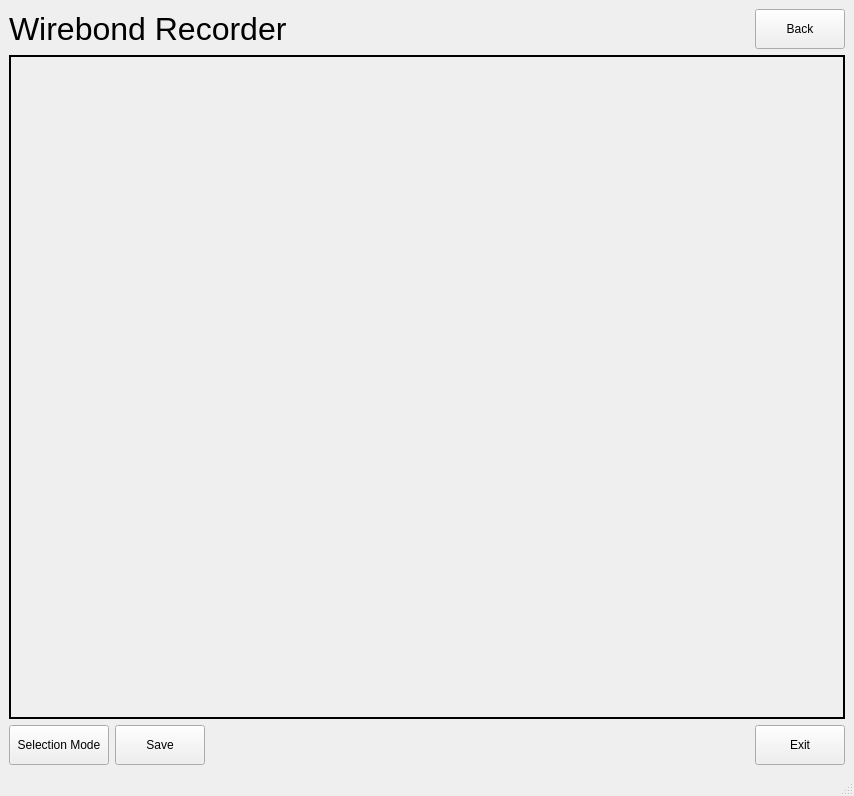
This is gui/WirebondRecorderGUI.ui in adamazoulay/ITkTrackingGUI as Qt 5 draws it before an edit. The edited form follows.
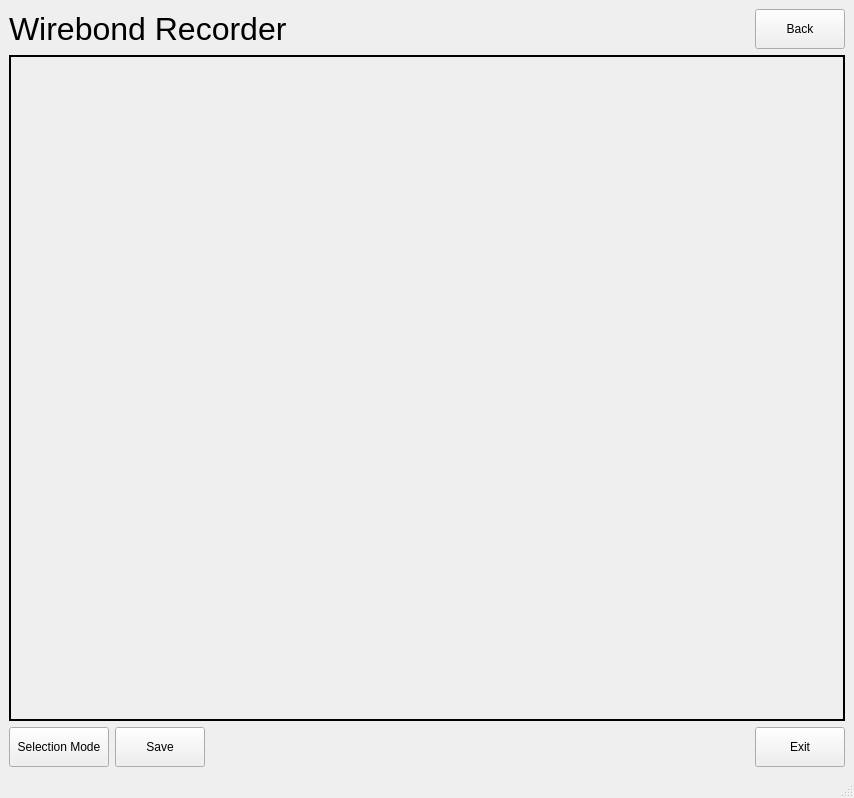
This is the edited form.

```diff
--- a/gui/WirebondRecorderGUI.ui
+++ b/gui/WirebondRecorderGUI.ui
@@ -7,7 +7,7 @@
     <x>0</x>
     <y>0</y>
     <width>854</width>
-    <height>796</height>
+    <height>798</height>
    </rect>
   </property>
   <property name="windowTitle">
```
